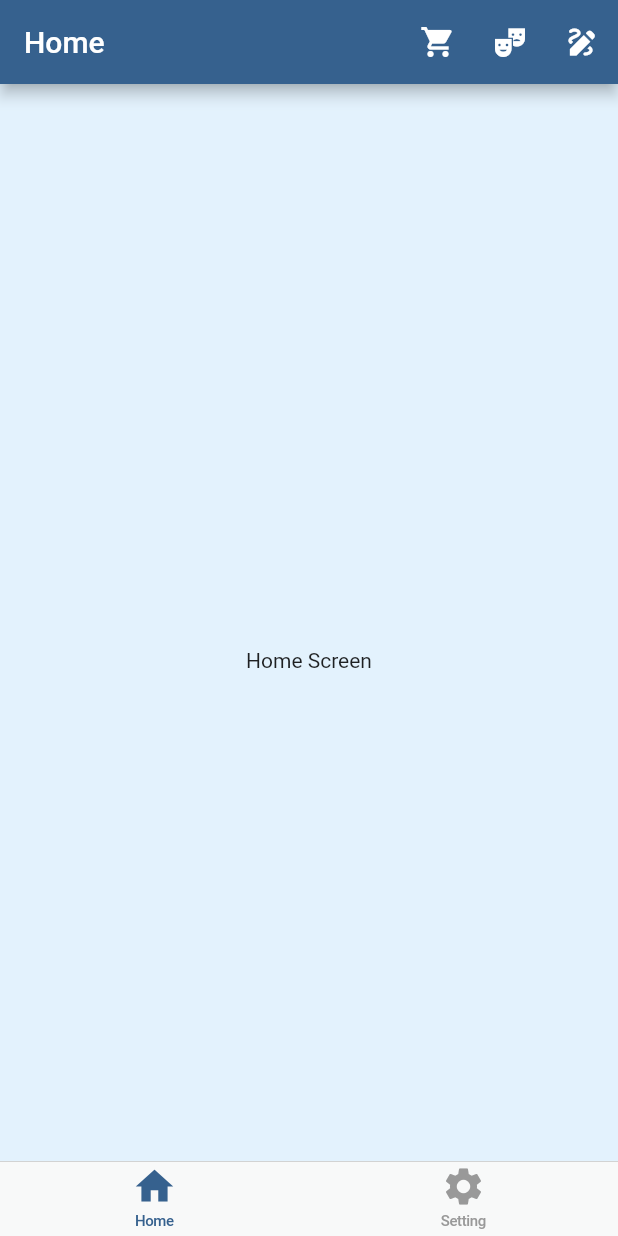
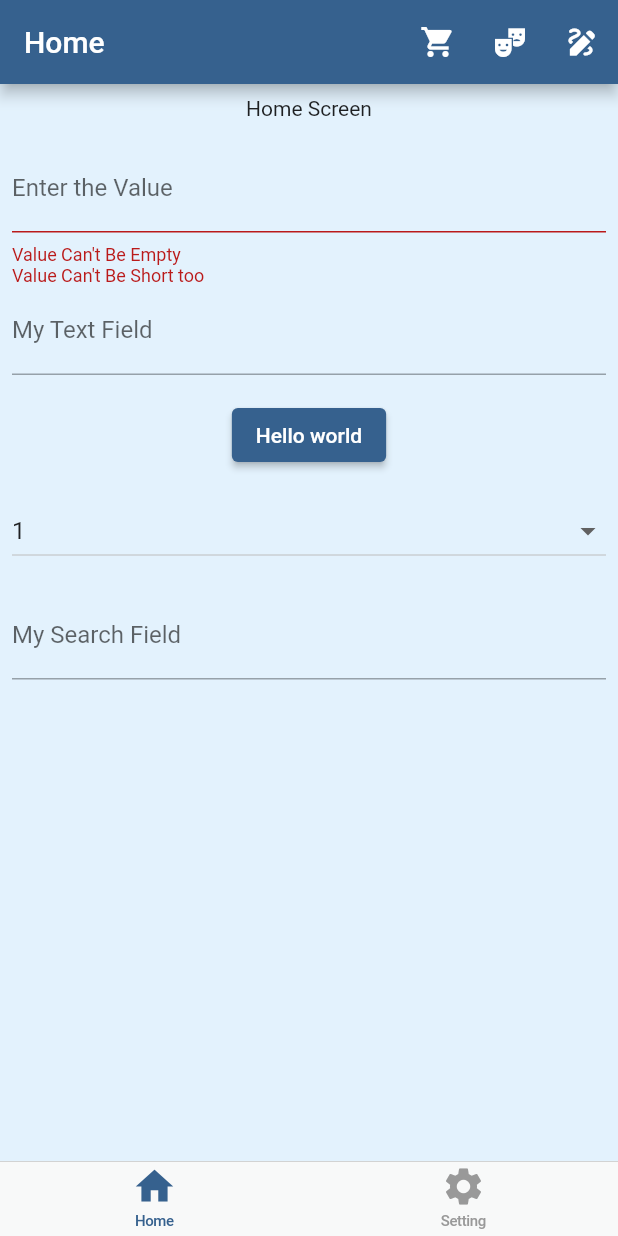
Before and after one commit to leduchuy225/Flutter-Base, a Flutter app: the screen it shows after launch, on a phone screen of 412 x 824 dp. Run offline on Flutter 3.47's test engine with Material 2 defaults, Android fonts, the phone set to English and light mode, and no system bars; drawn by our look-alikes of flutter_animate; our stand-ins replace dio, get, pretty_dio_logger, retrofit; missing offline and left inert: analyzer, build, source_gen; generated files the repository leaves out were written again.

Commit message:
Add some widget

```diff
--- a/lib/routers/main_router.dart
+++ b/lib/routers/main_router.dart
@@ -24,7 +24,7 @@ class MainRouter {
         return GetPageRoute(page: () => SettingsPage());
       case COUNTER:
         return GetPageRoute(
-          page: () => CounterPage(),
+          page: () => const CounterPage(),
           binding: BindingsBuilder.put(() => CounterPageController()),
         );
       default:
--- a/lib/ui/home/home_page.dart
+++ b/lib/ui/home/home_page.dart
@@ -3,9 +3,20 @@ import 'package:flutter_base/routers/main_router.dart';
 import 'package:flutter_base/widgets/drawer/scaffold_drawer_widget.dart';
 import 'package:get/get.dart';
 
-import '../../data/pokemon_api.dart';
+import '../../widgets/dropdown/dropdown_widget.dart';
+import '../../widgets/search_field/search_field_widget.dart';
+import '../../widgets/text_field/text_field_controller.dart';
+import '../../widgets/text_field/text_field_widget.dart';
 
-class HomePage extends StatelessWidget {
+class HomePage extends StatefulWidget {
+  @override
+  State<HomePage> createState() => _HomePageState();
+}
+
+class _HomePageState extends State<HomePage> {
+  final textInputController = TextEditingController();
+  final myTextInputController = MyTextFieldController();
+
   @override
   Widget build(BuildContext context) {
     return Scaffold(
@@ -37,16 +48,52 @@ class HomePage extends StatelessWidget {
           ),
         ],
       ),
-      body: Center(
-        child: InkWell(
-          child: const Text('Home Screen'),
-          onTap: () async {
-            try {
-              await Get.find<PokemonApi>().getPokemonFail();
-            } catch (error) {
-              print('tryCatch ${error.toString()}');
-            }
-          },
+      body: SingleChildScrollView(
+        padding: const EdgeInsets.all(8.0),
+        child: Column(
+          crossAxisAlignment: CrossAxisAlignment.center,
+          children: [
+            InkWell(
+              child: const Text('Home Screen'),
+              onTap: () async {
+                // try {
+                //   await Get.find<PokemonApi>().getPokemonFail();
+                // } catch (error) {
+                //   print('tryCatch ${error.toString()}');
+                // }
+                myTextInputController.text = 'Tran Thanh Loan';
+                myTextInputController.enable = !myTextInputController.enable;
+              },
+            ),
+            const SizedBox(height: 16),
+            TextFormField(
+              controller: textInputController,
+              decoration: const InputDecoration(
+                labelText: 'Enter the Value',
+                errorText: "Value Can't Be Empty \nValue Can't Be Short too",
+              ),
+            ),
+            MyTextField(
+              labelText: 'My Text Field',
+              controller: myTextInputController,
+            ),
+            const SizedBox(height: 16),
+            ElevatedButton(
+              onPressed: () {
+                myTextInputController.shake(errorTexts: ['123', '456']);
+                //MyDialog.snackbar(myTextInputController.text);
+              },
+              child: const Text('Hello world'),
+            ),
+            const SizedBox(height: 16),
+            MyDropdown(),
+            const SizedBox(height: 16),
+            MySearchField(
+              onFiltered: (text) {
+                print(text);
+              },
+            ),
+          ],
         ),
       ),
     );
--- /dev/null
+++ b/lib/widgets/animate/animate_controller.dart
@@ -0,0 +1,3 @@
+class MyAnimateController {
+  late void Function() animate;
+}
--- /dev/null
+++ b/lib/widgets/animate/animate_widget.dart
@@ -0,0 +1,46 @@
+import 'package:flutter/widgets.dart';
+import 'package:flutter_animate/flutter_animate.dart';
+
+import 'animate_controller.dart';
+
+class MyAnimateWidget extends StatefulWidget {
+  final Widget child;
+  final MyAnimateController controller;
+  final List<Effect<dynamic>>? effects;
+
+  const MyAnimateWidget({super.key, required this.child, this.effects, required this.controller});
+
+  @override
+  State<MyAnimateWidget> createState() => _MyAnimateWidgetState();
+}
+
+class _MyAnimateWidgetState extends State<MyAnimateWidget> with SingleTickerProviderStateMixin {
+  late final AnimationController _myAnimateController;
+
+  void animate() {
+    if (_myAnimateController.isCompleted) {
+      _myAnimateController.reverse();
+    } else {
+      _myAnimateController.forward();
+    }
+  }
+
+  @override
+  void initState() {
+    super.initState();
+    _myAnimateController = AnimationController(vsync: this);
+    WidgetsBinding.instance.addPostFrameCallback((timeStamp) {
+      widget.controller.animate = animate;
+    });
+  }
+
+  @override
+  Widget build(BuildContext context) {
+    return Animate(
+      autoPlay: false,
+      child: widget.child,
+      effects: widget.effects,
+      controller: _myAnimateController,
+    );
+  }
+}
--- /dev/null
+++ b/lib/widgets/dropdown/dropdown_widget.dart
@@ -0,0 +1,20 @@
+import 'package:flutter/material.dart';
+
+class MyDropdown extends StatelessWidget {
+  @override
+  Widget build(BuildContext context) {
+    return DropdownButton(
+      isExpanded: true,
+      items: const [
+        DropdownMenuItem(value: 0, child: Text('0')),
+        DropdownMenuItem(value: 1, child: Text('1')),
+        DropdownMenuItem(value: 2, child: Text('2')),
+      ],
+      value: 1,
+      onTap: () {
+        print('On tap');
+      },
+      onChanged: (item) {},
+    );
+  }
+}
--- /dev/null
+++ b/lib/widgets/search_field/search_deboucer.dart
@@ -0,0 +1,32 @@
+import 'dart:async';
+
+class MyDebouncer {
+  final Duration delay;
+  Timer? _timer;
+
+  MyDebouncer({
+    this.delay = const Duration(milliseconds: 500),
+  });
+
+  void call(void Function() action) {
+    _timer?.cancel();
+    _timer = Timer(delay, action);
+  }
+
+  void dispose() {
+    _timer?.cancel();
+  }
+}
+
+/*
+  Example
+
+  // Usage
+  final _debouncer = MyDebouncer(delay: Duration(milliseconds: 1000));
+  _debouncer(() {
+    print('Giấc mơ trưa - Thùy Chi');
+  });
+
+  // Dispose
+  _debouncer.dispose();
+*/
--- /dev/null
+++ b/lib/widgets/search_field/search_field_widget.dart
@@ -0,0 +1,38 @@
+import 'package:flutter/material.dart';
+
+import 'search_deboucer.dart';
+
+class MySearchField extends StatefulWidget {
+  final void Function(String text) onFiltered;
+
+  const MySearchField({Key? key, required this.onFiltered}) : super(key: key);
+
+  @override
+  State<MySearchField> createState() => _MySearchFieldState();
+}
+
+class _MySearchFieldState extends State<MySearchField> {
+  final _debouncer = MyDebouncer(delay: const Duration(milliseconds: 800));
+
+  void onSearchChanged(String query) {
+    _debouncer(() {
+      widget.onFiltered(query);
+    });
+  }
+
+  @override
+  void dispose() {
+    super.dispose();
+    _debouncer.dispose();
+  }
+
+  @override
+  Widget build(BuildContext context) {
+    return TextField(
+      decoration: const InputDecoration(
+        labelText: 'My Search Field',
+      ),
+      onChanged: onSearchChanged,
+    );
+  }
+}
--- /dev/null
+++ b/lib/widgets/text_field/text_field_controller.dart
@@ -0,0 +1,20 @@
+import 'package:flutter/material.dart';
+
+class MyTextFieldController extends TextEditingController {
+  bool? _isEnable;
+
+  late void Function({List<String> errorTexts}) shake;
+
+  MyTextFieldController({isEnable}) {
+    _isEnable = isEnable;
+  }
+
+  bool get enable {
+    return _isEnable ?? true;
+  }
+
+  set enable(bool enable) {
+    _isEnable = enable;
+    notifyListeners();
+  }
+}
--- a/lib/widgets/text_field/text_field_widget.dart
+++ b/lib/widgets/text_field/text_field_widget.dart
@@ -0,0 +1,73 @@
+import 'package:flutter/material.dart';
+import 'package:flutter_animate/flutter_animate.dart';
+import 'package:flutter_base/widgets/text_field/text_field_controller.dart';
+
+import '../animate/animate_controller.dart';
+import '../animate/animate_widget.dart';
+
+class MyTextField extends StatefulWidget {
+  final bool? enable;
+  final String? labelText;
+  final MyTextFieldController? controller;
+
+  const MyTextField({super.key, this.controller, this.labelText, this.enable});
+
+  @override
+  State<MyTextField> createState() => _MyTextFieldState();
+}
+
+class _MyTextFieldState extends State<MyTextField> {
+  String? _errorTextState;
+  late bool? _isEnableState;
+
+  final _animateController = MyAnimateController();
+
+  MyTextFieldController? get controller => widget.controller;
+
+  bool? get enable => controller?.enable ?? widget.enable;
+
+  void shake({List<String>? errorTexts}) {
+    setState(() {
+      _animateController.animate();
+      _errorTextState = getErrorText(errorTexts);
+    });
+  }
+
+  @override
+  void initState() {
+    super.initState();
+    _isEnableState = enable;
+    controller?.shake = shake;
+    controller?.addListener(() {
+      setState(() {
+        _isEnableState = enable;
+      });
+    });
+  }
+
+  @override
+  void dispose() {
+    super.dispose();
+    controller?.dispose();
+  }
+
+  @override
+  Widget build(BuildContext context) {
+    return MyAnimateWidget(
+      controller: _animateController,
+      effects: const [ShakeEffect()],
+      child: TextFormField(
+        enabled: _isEnableState,
+        controller: controller,
+        decoration: InputDecoration(
+          errorText: _errorTextState,
+          labelText: widget.labelText,
+        ),
+      ),
+    );
+  }
+}
+
+String getErrorText(List<String>? errorTexts) {
+  return (errorTexts ?? []).reduce((value, element) => '$value\n$element');
+}
--- a/pubspec.yaml
+++ b/pubspec.yaml
@@ -12,8 +12,9 @@ dependencies:
     sdk: flutter
   get: ^4.6.5
   retrofit: ^4.0.1
-  api_annotation:
-    path: ./packages/api_annotation
+  # api_annotation:
+  #   path: ./packages/api_annotation
+  flutter_animate: ^4.2.0+1
 
 dev_dependencies:
   flutter_test:
```
Also changed, not shown: lib/ui/settings/settings_page.dart (+16 -2 lines), lib/widgets/bottom_sheet/bottom_sheet_widget.dart (added, +43 -0 lines), lib/widgets/dialog/dialog_widget.dart (+23 -2 lines), lib/extensions/string_extension.dart (added), pubspec.lock.
